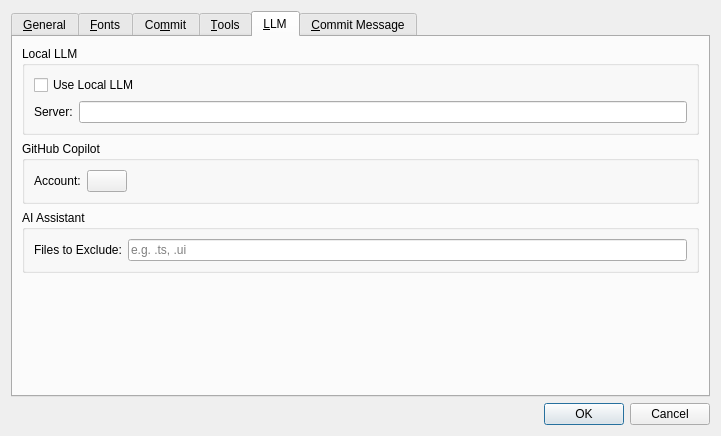
This is qgitc/preferences.ui in timxx/qgitc as Qt 5 draws it before an edit. The edited form follows.
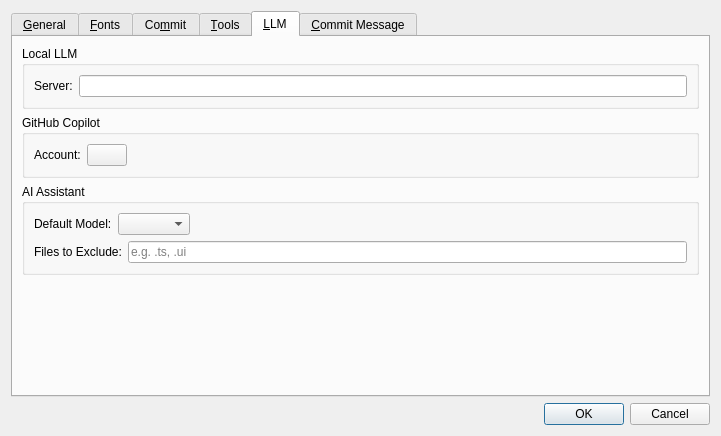
This is the edited form. The open tabs and pages were chosen to show the change. Custom widgets are drawn as their Qt base class.

Commit message:
Refactor AI model handling to use a model provider
- Introduce AiModelProvider for dynamic model creation
- Update AiChatWidget and AiCommitMessage to utilize the new provider
- Remove hardcoded model references for improved flexibility
- Update preferences to allow selection of default model

```diff
--- a/qgitc/preferences.ui
+++ b/qgitc/preferences.ui
@@ -919,13 +919,6 @@
           <string>Local LLM</string>
          </property>
          <layout class="QVBoxLayout" name="verticalLayout_12">
-          <item>
-           <widget class="QCheckBox" name="cbUseLocalLLM">
-            <property name="text">
-             <string>Use Local LLM</string>
-            </property>
-           </widget>
-          </item>
           <item>
            <layout class="QHBoxLayout" name="horizontalLayout_13">
             <item>
@@ -989,6 +982,33 @@
           <string>AI Assistant</string>
          </property>
          <layout class="QVBoxLayout" name="verticalLayout_16">
+          <item>
+           <layout class="QHBoxLayout" name="horizontalLayout_17">
+            <item>
+             <widget class="QLabel" name="label_7">
+              <property name="text">
+               <string>Default Model:</string>
+              </property>
+             </widget>
+            </item>
+            <item>
+             <widget class="QComboBox" name="cbModels"/>
+            </item>
+            <item>
+             <spacer name="horizontalSpacer_13">
+              <property name="orientation">
+               <enum>Qt::Orientation::Horizontal</enum>
+              </property>
+              <property name="sizeHint" stdset="0">
+               <size>
+                <width>40</width>
+                <height>20</height>
+               </size>
+              </property>
+             </spacer>
+            </item>
+           </layout>
+          </item>
           <item>
            <layout class="QHBoxLayout" name="horizontalLayout_16">
             <item>
```
Left out of the diff: 2 changed lines with no effect on the pictures. The commit also changes 9 other files.
